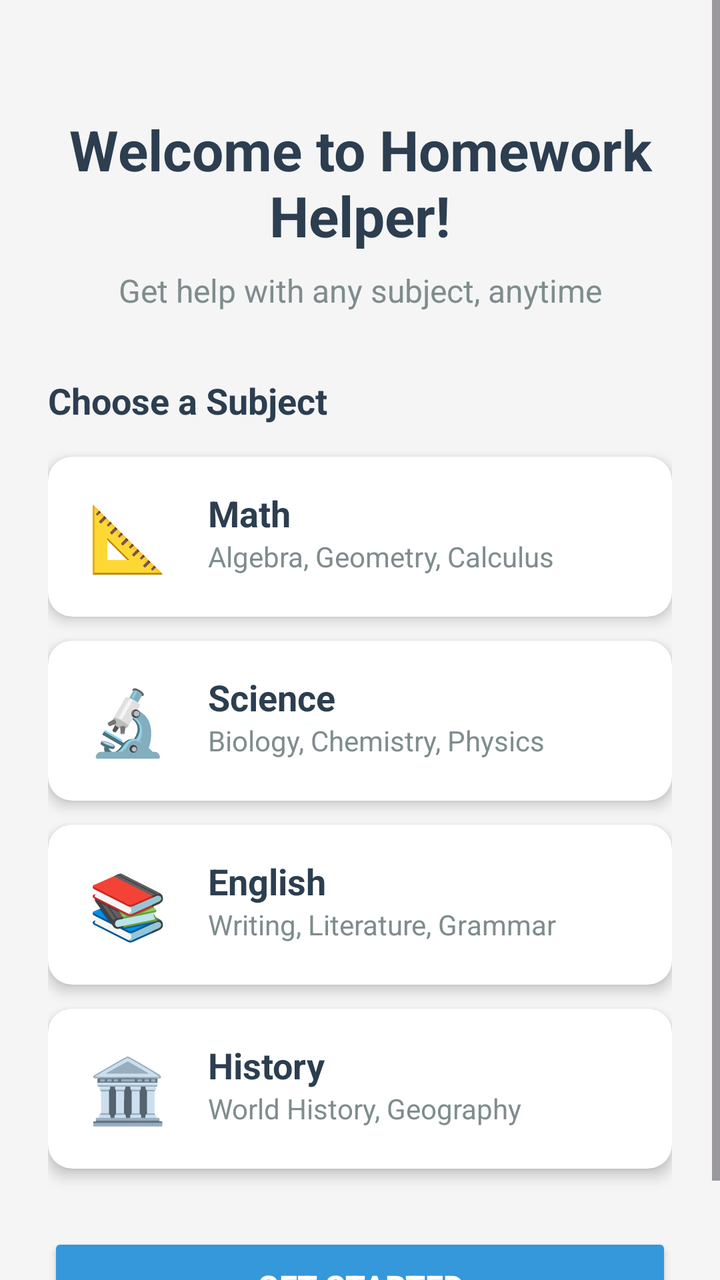
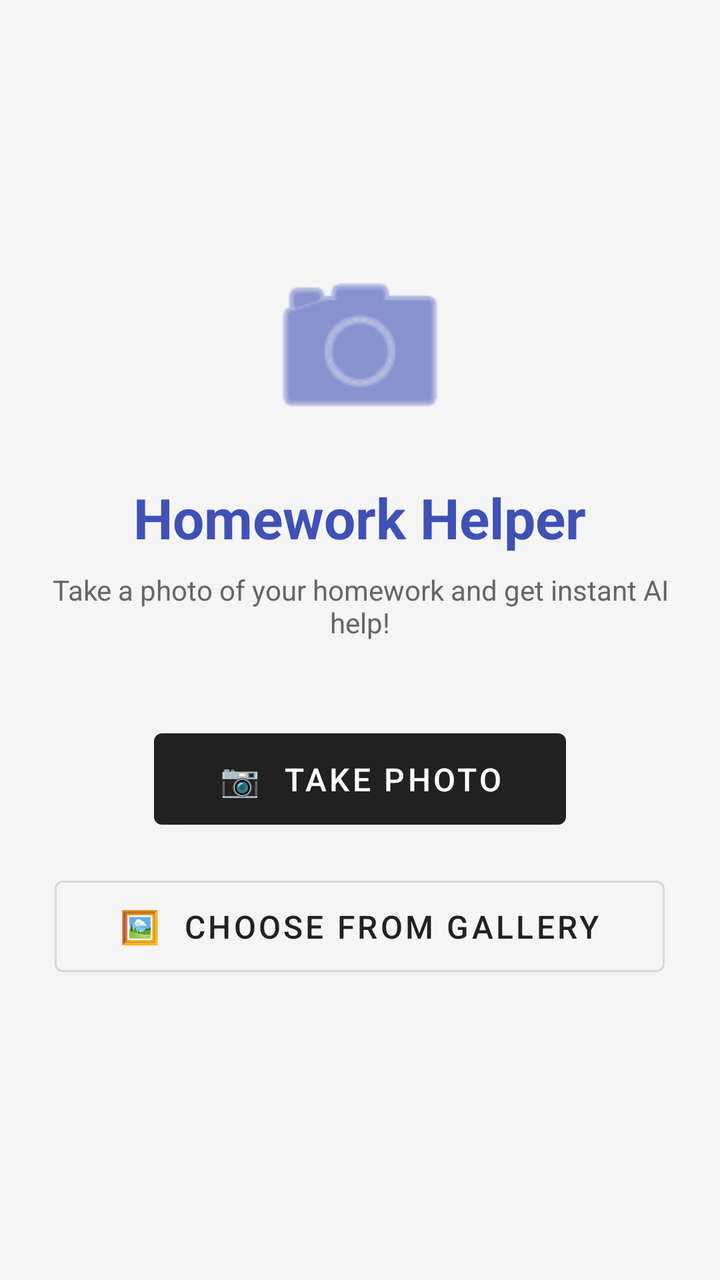

Before-and-after screenshots of an Android layout around one commit, followed by the original layout XML and the change that was made.
<!-- AndroidManifest.xml: application theme Theme.HomeworkHelper -->
<!-- res/layout/activity_main.xml -->
<?xml version="1.0" encoding="utf-8"?>
<ScrollView xmlns:android="http://schemas.android.com/apk/res/android"
    xmlns:app="http://schemas.android.com/apk/res-auto"
    android:layout_width="match_parent"
    android:layout_height="match_parent"
    android:background="#F5F5F5"
    android:fillViewport="true">

    <LinearLayout
        android:layout_width="match_parent"
        android:layout_height="wrap_content"
        android:orientation="vertical"
        android:padding="24dp">

        
        <TextView
            android:id="@+id/welcomeTitle"
            android:layout_width="match_parent"
            android:layout_height="wrap_content"
            android:text="Welcome to Homework Helper!"
            android:textSize="28sp"
            android:textStyle="bold"
            android:textColor="#2C3E50"
            android:gravity="center"
            android:layout_marginTop="32dp"
            android:layout_marginBottom="8dp" />

        <TextView
            android:id="@+id/welcomeSubtitle"
            android:layout_width="match_parent"
            android:layout_height="wrap_content"
            android:text="Get help with any subject, anytime"
            android:textSize="16sp"
            android:textColor="#7F8C8D"
            android:gravity="center"
            android:layout_marginBottom="32dp" />

        
        <TextView
            android:layout_width="match_parent"
            android:layout_height="wrap_content"
            android:text="Choose a Subject"
            android:textSize="18sp"
            android:textStyle="bold"
            android:textColor="#2C3E50"
            android:layout_marginBottom="16dp" />

        
        <androidx.cardview.widget.CardView
            android:id="@+id/mathCard"
            android:layout_width="match_parent"
            android:layout_height="wrap_content"
            android:layout_marginBottom="12dp"
            app:cardCornerRadius="12dp"
            app:cardElevation="4dp"
            android:clickable="true"
            android:focusable="true"
            android:foreground="?android:attr/selectableItemBackground">

            <LinearLayout
                android:layout_width="match_parent"
                android:layout_height="wrap_content"
                android:orientation="horizontal"
                android:padding="16dp">

                <TextView
                    android:layout_width="48dp"
                    android:layout_height="48dp"
                    android:text="📐"
                    android:textSize="32sp"
                    android:gravity="center" />

                <LinearLayout
                    android:layout_width="0dp"
                    android:layout_height="wrap_content"
                    android:layout_weight="1"
                    android:orientation="vertical"
                    android:layout_marginStart="16dp">

                    <TextView
                        android:layout_width="wrap_content"
                        android:layout_height="wrap_content"
                        android:text="Math"
                        android:textSize="18sp"
                        android:textStyle="bold"
                        android:textColor="#2C3E50" />

                    <TextView
                        android:layout_width="wrap_content"
                        android:layout_height="wrap_content"
                        android:text="Algebra, Geometry, Calculus"
                        android:textSize="14sp"
                        android:textColor="#7F8C8D" />
                </LinearLayout>
            </LinearLayout>
        </androidx.cardview.widget.CardView>

        
        <androidx.cardview.widget.CardView
            android:id="@+id/scienceCard"
            android:layout_width="match_parent"
            android:layout_height="wrap_content"
            android:layout_marginBottom="12dp"
            app:cardCornerRadius="12dp"
            app:cardElevation="4dp"
            android:clickable="true"
            android:focusable="true"
            android:foreground="?android:attr/selectableItemBackground">

            <LinearLayout
                android:layout_width="match_parent"
                android:layout_height="wrap_content"
                android:orientation="horizontal"
                android:padding="16dp">

                <TextView
                    android:layout_width="48dp"
                    android:layout_height="48dp"
                    android:text="🔬"
                    android:textSize="32sp"
                    android:gravity="center" />

                <LinearLayout
                    android:layout_width="0dp"
                    android:layout_height="wrap_content"
                    android:layout_weight="1"
                    android:orientation="vertical"
                    android:layout_marginStart="16dp">

                    <TextView
                        android:layout_width="wrap_content"
                        android:layout_height="wrap_content"
                        android:text="Science"
                        android:textSize="18sp"
                        android:textStyle="bold"
                        android:textColor="#2C3E50" />

                    <TextView
                        android:layout_width="wrap_content"
                        android:layout_height="wrap_content"
                        android:text="Biology, Chemistry, Physics"
                        android:textSize="14sp"
                        android:textColor="#7F8C8D" />
                </LinearLayout>
            </LinearLayout>
        </androidx.cardview.widget.CardView>

        
        <androidx.cardview.widget.CardView
            android:id="@+id/englishCard"
            android:layout_width="match_parent"
            android:layout_height="wrap_content"
            android:layout_marginBottom="12dp"
            app:cardCornerRadius="12dp"
            app:cardElevation="4dp"
            android:clickable="true"
            android:focusable="true"
            android:foreground="?android:attr/selectableItemBackground">

            <LinearLayout
                android:layout_width="match_parent"
                android:layout_height="wrap_content"
                android:orientation="horizontal"
                android:padding="16dp">

                <TextView
                    android:layout_width="48dp"
                    android:layout_height="48dp"
                    android:text="📚"
                    android:textSize="32sp"
                    android:gravity="center" />

                <LinearLayout
                    android:layout_width="0dp"
                    android:layout_height="wrap_content"
                    android:layout_weight="1"
                    android:orientation="vertical"
                    android:layout_marginStart="16dp">

                    <TextView
                        android:layout_width="wrap_content"
                        android:layout_height="wrap_content"
                        android:text="English"
                        android:textSize="18sp"
                        android:textStyle="bold"
                        android:textColor="#2C3E50" />

                    <TextView
                        android:layout_width="wrap_content"
                        android:layout_height="wrap_content"
                        android:text="Writing, Literature, Grammar"
                        android:textSize="14sp"
                        android:textColor="#7F8C8D" />
                </LinearLayout>
            </LinearLayout>
        </androidx.cardview.widget.CardView>

        
        <androidx.cardview.widget.CardView
            android:id="@+id/historyCard"
            android:layout_width="match_parent"
            android:layout_height="wrap_content"
            android:layout_marginBottom="24dp"
            app:cardCornerRadius="12dp"
            app:cardElevation="4dp"
            android:clickable="true"
            android:focusable="true"
            android:foreground="?android:attr/selectableItemBackground">

            <LinearLayout
                android:layout_width="match_parent"
                android:layout_height="wrap_content"
                android:orientation="horizontal"
                android:padding="16dp">

                <TextView
                    android:layout_width="48dp"
                    android:layout_height="48dp"
                    android:text="🏛️"
                    android:textSize="32sp"
                    android:gravity="center" />

                <LinearLayout
                    android:layout_width="0dp"
                    android:layout_height="wrap_content"
                    android:layout_weight="1"
                    android:orientation="vertical"
                    android:layout_marginStart="16dp">

                    <TextView
                        android:layout_width="wrap_content"
                        android:layout_height="wrap_content"
                        android:text="History"
                        android:textSize="18sp"
                        android:textStyle="bold"
                        android:textColor="#2C3E50" />

                    <TextView
                        android:layout_width="wrap_content"
                        android:layout_height="wrap_content"
                        android:text="World History, Geography"
                        android:textSize="14sp"
                        android:textColor="#7F8C8D" />
                </LinearLayout>
            </LinearLayout>
        </androidx.cardview.widget.CardView>

        
        <Button
            android:id="@+id/getStartedBtn"
            android:layout_width="match_parent"
            android:layout_height="wrap_content"
            android:text="Get Started"
            android:textSize="16sp"
            android:textStyle="bold"
            android:padding="16dp"
            android:layout_marginTop="8dp"
            android:backgroundTint="#3498DB"
            android:textColor="#FFFFFF" />

    </LinearLayout>
</ScrollView>
<!-- resources referenced by this layout -->
<resources>
  <style name="Theme.HomeworkHelper" parent="Base.Theme.HomeworkHelper" />
  <style name="Base.Theme.HomeworkHelper" parent="Theme.Material3.DayNight.NoActionBar">
          
          
      </style>
</resources>

<!-- the commit's change to res/layout/activity_main.xml (unified diff, before → after) -->
@@ -1,262 +1,87 @@
 <?xml version="1.0" encoding="utf-8"?>
-<ScrollView xmlns:android="http://schemas.android.com/apk/res/android"
-    xmlns:app="http://schemas.android.com/apk/res-auto"
+<LinearLayout xmlns:android="http://schemas.android.com/apk/res/android"
     android:layout_width="match_parent"
     android:layout_height="match_parent"
-    android:background="#F5F5F5"
-    android:fillViewport="true">
+    xmlns:app="http://schemas.android.com/apk/res-auto"
+    android:orientation="vertical"
+    android:gravity="center"
+    android:padding="24dp"
+    android:background="#F5F5F5">
 
-    <LinearLayout
-        android:layout_width="match_parent"
+    <ImageView
+        android:id="@+id/appLogo"
+        android:layout_width="100dp"
+        android:layout_height="100dp"
+        android:src="@android:drawable/ic_menu_camera"
+        app:tint="#3F51B5"
+        android:layout_marginBottom="16dp"/>
+
+    <TextView
+        android:layout_width="wrap_content"
         android:layout_height="wrap_content"
-        android:orientation="vertical"
-        android:padding="24dp">
+        android:text="Homework Helper"
+        android:textSize="28sp"
+        android:textStyle="bold"
+        android:textColor="#3F51B5"
+        android:layout_marginBottom="8dp"/>
 
-        
-        <TextView
-            android:id="@+id/welcomeTitle"
-            android:layout_width="match_parent"
-            android:layout_height="wrap_content"
-            android:text="Welcome to Homework Helper!"
-            android:textSize="28sp"
-            android:textStyle="bold"
-            android:textColor="#2C3E50"
-            android:gravity="center"
-            android:layout_marginTop="32dp"
-            android:layout_marginBottom="8dp" />
+    <TextView
+        android:layout_width="wrap_content"
+        android:layout_height="wrap_content"
+        android:text="Take a photo of your homework and get instant AI help!"
+        android:textSize="14sp"
+        android:textColor="#666666"
+        android:gravity="center"
+        android:layout_marginBottom="40dp"/>
 
-        <TextView
-            android:id="@+id/welcomeSubtitle"
-            android:layout_width="match_parent"
-            android:layout_height="wrap_content"
-            android:text="Get help with any subject, anytime"
-            android:textSize="16sp"
-            android:textColor="#7F8C8D"
-            android:gravity="center"
-            android:layout_marginBottom="32dp" />
+    
+    <ImageView
+        android:id="@+id/imagePreview"
+        android:layout_width="300dp"
+        android:layout_height="200dp"
+        android:background="#DDDDDD"
+        android:scaleType="centerCrop"
+        android:visibility="gone"
+        android:layout_marginBottom="24dp"/>
 
-        
-        <TextView
-            android:layout_width="match_parent"
-            android:layout_height="wrap_content"
-            android:text="Choose a Subject"
-            android:textSize="18sp"
-            android:textStyle="bold"
-            android:textColor="#2C3E50"
-            android:layout_marginBottom="16dp" />
+    <com.google.android.material.button.MaterialButton
+        android:id="@+id/btnTakePhoto"
+        android:layout_width="wrap_content"
+        android:layout_height="wrap_content"
+        android:text="📷  Take Photo"
+        android:textSize="16sp"
+        android:paddingHorizontal="32dp"
+        android:paddingVertical="12dp"
+        android:layout_marginBottom="16dp"
+        style="@style/Widget.MaterialComponents.Button"/>
 
-        
-        <androidx.cardview.widget.CardView
-            android:id="@+id/mathCard"
-            android:layout_width="match_parent"
-            android:layout_height="wrap_content"
-            android:layout_marginBottom="12dp"
-            app:cardCornerRadius="12dp"
-            app:cardElevation="4dp"
-            android:clickable="true"
-            android:focusable="true"
-            android:foreground="?android:attr/selectableItemBackground">
+    <com.google.android.material.button.MaterialButton
+        android:id="@+id/btnPickGallery"
+        android:layout_width="wrap_content"
+        android:layout_height="wrap_content"
+        android:text="🖼️  Choose from Gallery"
+        android:textSize="16sp"
+        android:paddingHorizontal="32dp"
+        android:paddingVertical="12dp"
+        android:layout_marginBottom="24dp"
+        style="@style/Widget.MaterialComponents.Button.OutlinedButton"/>
 
-            <LinearLayout
-                android:layout_width="match_parent"
-                android:layout_height="wrap_content"
-                android:orientation="horizontal"
-                android:padding="16dp">
+    <com.google.android.material.button.MaterialButton
+        android:id="@+id/btnAnalyze"
+        android:layout_width="wrap_content"
+        android:layout_height="wrap_content"
+        android:text="🤖  Analyze Homework"
+        android:textSize="16sp"
+        android:paddingHorizontal="32dp"
+        android:paddingVertical="12dp"
+        android:visibility="gone"
+        style="@style/Widget.MaterialComponents.Button"/>
 
-                <TextView
-                    android:layout_width="48dp"
-                    android:layout_height="48dp"
-                    android:text="📐"
-                    android:textSize="32sp"
-                    android:gravity="center" />
+    <ProgressBar
+        android:id="@+id/progressBar"
+        android:layout_width="wrap_content"
+        android:layout_height="wrap_content"
+        android:visibility="gone"
+        android:layout_marginTop="16dp"/>
 
-                <LinearLayout
-                    android:layout_width="0dp"
-                    android:layout_height="wrap_content"
-                    android:layout_weight="1"
-                    android:orientation="vertical"
-                    android:layout_marginStart="16dp">
-
-                    <TextView
-                        android:layout_width="wrap_content"
-                        android:layout_height="wrap_content"
-                        android:text="Math"
-                        android:textSize="18sp"
-                        android:textStyle="bold"
-                        android:textColor="#2C3E50" />
-
-                    <TextView
-                        android:layout_width="wrap_content"
-                        android:layout_height="wrap_content"
-                        android:text="Algebra, Geometry, Calculus"
-                        android:textSize="14sp"
-                        android:textColor="#7F8C8D" />
-                </LinearLayout>
-            </LinearLayout>
-        </androidx.cardview.widget.CardView>
-
-        
-        <androidx.cardview.widget.CardView
-            android:id="@+id/scienceCard"
-            android:layout_width="match_parent"
-            android:layout_height="wrap_content"
-            android:layout_marginBottom="12dp"
-            app:cardCornerRadius="12dp"
-            app:cardElevation="4dp"
-            android:clickable="true"
-            android:focusable="true"
-            android:foreground="?android:attr/selectableItemBackground">
-
-            <LinearLayout
-                android:layout_width="match_parent"
-                android:layout_height="wrap_content"
-                android:orientation="horizontal"
-                android:padding="16dp">
-
-                <TextView
-                    android:layout_width="48dp"
-                    android:layout_height="48dp"
-                    android:text="🔬"
-                    android:textSize="32sp"
-                    android:gravity="center" />
-
-                <LinearLayout
-                    android:layout_width="0dp"
-                    android:layout_height="wrap_content"
-                    android:layout_weight="1"
-                    android:orientation="vertical"
-                    android:layout_marginStart="16dp">
-
-                    <TextView
-                        android:layout_width="wrap_content"
-                        android:layout_height="wrap_content"
-                        android:text="Science"
-                        android:textSize="18sp"
-                        android:textStyle="bold"
-                        android:textColor="#2C3E50" />
-
-                    <TextView
-                        android:layout_width="wrap_content"
-                        android:layout_height="wrap_content"
-                        android:text="Biology, Chemistry, Physics"
-                        android:textSize="14sp"
-                        android:textColor="#7F8C8D" />
-                </LinearLayout>
-            </LinearLayout>
-        </androidx.cardview.widget.CardView>
-
-        
-        <androidx.cardview.widget.CardView
-            android:id="@+id/englishCard"
-            android:layout_width="match_parent"
-            android:layout_height="wrap_content"
-            android:layout_marginBottom="12dp"
-            app:cardCornerRadius="12dp"
-            app:cardElevation="4dp"
-            android:clickable="true"
-            android:focusable="true"
-            android:foreground="?android:attr/selectableItemBackground">
-
-            <LinearLayout
-                android:layout_width="match_parent"
-                android:layout_height="wrap_content"
-                android:orientation="horizontal"
-                android:padding="16dp">
-
-                <TextView
-                    android:layout_width="48dp"
-                    android:layout_height="48dp"
-                    android:text="📚"
-                    android:textSize="32sp"
-                    android:gravity="center" />
-
-                <LinearLayout
-                    android:layout_width="0dp"
-                    android:layout_height="wrap_content"
-                    android:layout_weight="1"
-                    android:orientation="vertical"
-                    android:layout_marginStart="16dp">
-
-                    <TextView
-                        android:layout_width="wrap_content"
-                        android:layout_height="wrap_content"
-                        android:text="English"
-                        android:textSize="18sp"
-                        android:textStyle="bold"
-                        android:textColor="#2C3E50" />
-
-                    <TextView
-                        android:layout_width="wrap_content"
-                        android:layout_height="wrap_content"
-                        android:text="Writing, Literature, Grammar"
-                        android:textSize="14sp"
-                        android:textColor="#7F8C8D" />
-                </LinearLayout>
-            </LinearLayout>
-        </androidx.cardview.widget.CardView>
-
-        
-        <androidx.cardview.widget.CardView
-            android:id="@+id/historyCard"
-            android:layout_width="match_parent"
-            android:layout_height="wrap_content"
-            android:layout_marginBottom="24dp"
-            app:cardCornerRadius="12dp"
-            app:cardElevation="4dp"
-            android:clickable="true"
-            android:focusable="true"
-            android:foreground="?android:attr/selectableItemBackground">
-
-            <LinearLayout
-                android:layout_width="match_parent"
-                android:layout_height="wrap_content"
-                android:orientation="horizontal"
-                android:padding="16dp">
-
-                <TextView
-                    android:layout_width="48dp"
-                    android:layout_height="48dp"
-                    android:text="🏛️"
-                    android:textSize="32sp"
-                    android:gravity="center" />
-
-                <LinearLayout
-                    android:layout_width="0dp"
-                    android:layout_height="wrap_content"
-                    android:layout_weight="1"
-                    android:orientation="vertical"
-                    android:layout_marginStart="16dp">
-
-                    <TextView
-                        android:layout_width="wrap_content"
-                        android:layout_height="wrap_content"
-                        android:text="History"
-                        android:textSize="18sp"
-                        android:textStyle="bold"
-                        android:textColor="#2C3E50" />
-
-                    <TextView
-                        android:layout_width="wrap_content"
-                        android:layout_height="wrap_content"
-                        android:text="World History, Geography"
-                        android:textSize="14sp"
-                        android:textColor="#7F8C8D" />
-                </LinearLayout>
-            </LinearLayout>
-        </androidx.cardview.widget.CardView>
-
-        
-        <Button
-            android:id="@+id/getStartedBtn"
-            android:layout_width="match_parent"
-            android:layout_height="wrap_content"
-            android:text="Get Started"
-            android:textSize="16sp"
-            android:textStyle="bold"
-            android:padding="16dp"
-            android:layout_marginTop="8dp"
-            android:backgroundTint="#3498DB"
-            android:textColor="#FFFFFF" />
-
-    </LinearLayout>
-</ScrollView>
+</LinearLayout>
<!-- resource entries referenced after the edit -->
@@ -1,9 +1,5 @@
 <!-- resources referenced by this layout -->
 <resources>
-  <style name="Theme.HomeworkHelper" parent="Base.Theme.HomeworkHelper" />
-  <style name="Base.Theme.HomeworkHelper" parent="Theme.Material3.DayNight.NoActionBar">
-          
-          
-      </style>
+
 </resources>
 
